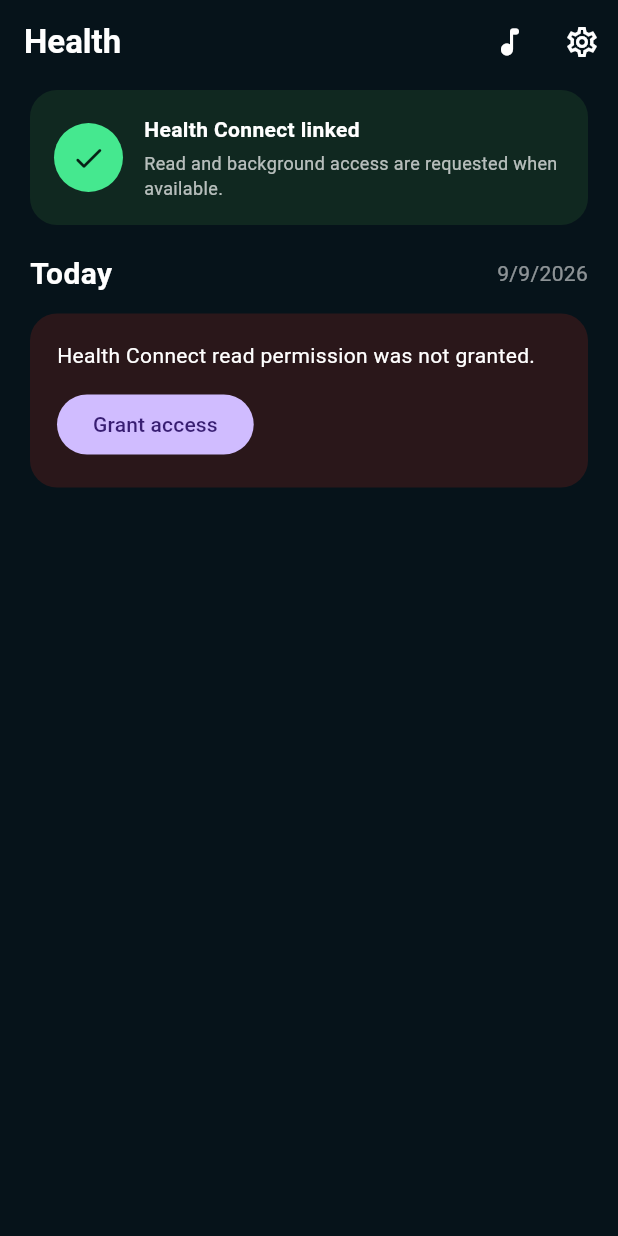
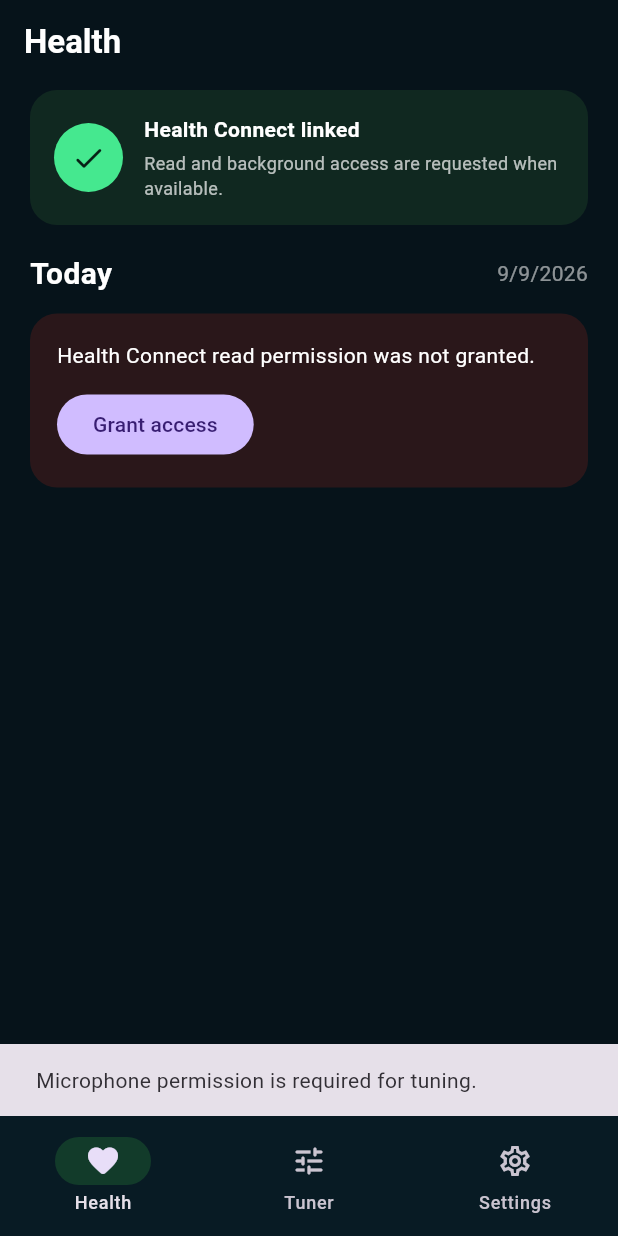
Before and after one commit to sirishdasari/central_app_health, a Flutter app: the HealthScreen screen opened directly, on a phone screen of 412 x 824 dp. Run offline on Flutter 3.47's test engine with Material 3 defaults, Android fonts, the phone set to English and light mode, and no system bars; our stand-ins replace appwrite, audioplayers, flutter_blue_plus, permission_handler; missing offline and left inert: health, record, workmanager; statements that could not run were skipped.

Commit message:
Replace Health action buttons with Health Tuner Settings tabs

```diff
--- a/lib/health/health_screen.dart
+++ b/lib/health/health_screen.dart
@@ -2,7 +2,7 @@
 import '../appwrite_health_service.dart';
 import 'health_service.dart';
 import '../auth_service.dart';
-import '../guitar_practice_screen.dart';
+import '../guitar_tuner.dart';
 
 class HealthScreen extends StatefulWidget {
   const HealthScreen({super.key, this.onLoggedOut});
@@ -17,6 +17,7 @@
   bool loading = true;
   bool syncing = false;
   String? error;
+  int _tab = 0;
 
   @override void initState() { super.initState(); _load(); }
 
@@ -49,7 +50,7 @@
     }
   }
 
-  @override Widget build(BuildContext context) {
+  Widget _healthView(BuildContext context) {
     final s = summary;
     final steps = s?.steps ?? 0;
     final progress = (steps / 10000).clamp(0.0, 1.0);
@@ -59,9 +60,6 @@
         backgroundColor: Colors.transparent,
         foregroundColor: Colors.white,
         title: const Text('Health', style: TextStyle(fontWeight: FontWeight.w700)),
-        actions: [
-          IconButton(icon: const Icon(Icons.music_note_rounded), tooltip: 'Guitar Practice', onPressed: () => Navigator.push(context, MaterialPageRoute(builder: (_) => const GuitarPracticeScreen()))),
-          IconButton(icon: const Icon(Icons.settings_outlined), onPressed: () => Navigator.push(context, MaterialPageRoute(builder: (_) => SyncSettingsScreen(onLoggedOut: widget.onLoggedOut))))],
       ),
       body: RefreshIndicator(
         onRefresh: _load,
@@ -95,6 +93,43 @@
             OutlinedButton.icon(onPressed: () => Navigator.push(context, MaterialPageRoute(builder: (_) => ActivityDetailsScreen(summary: s!))), icon: const Icon(Icons.insights_rounded), label: const Text('View activity details')),
           ],
         ]),
+      ),
+    );
+  }
+
+  @override Widget build(BuildContext context) {
+    return Scaffold(
+      backgroundColor: const Color(0xFF06131A),
+      body: IndexedStack(
+        index: _tab,
+        children: [
+          _healthView(context),
+          const GuitarTunerSheet(embedded: true),
+          SyncSettingsScreen(onLoggedOut: widget.onLoggedOut),
+        ],
+      ),
+      bottomNavigationBar: NavigationBar(
+        selectedIndex: _tab,
+        onDestinationSelected: (index) => setState(() => _tab = index),
+        backgroundColor: const Color(0xFF081B24),
+        indicatorColor: const Color(0xFF123B2A),
+        destinations: const [
+          NavigationDestination(
+            icon: Icon(Icons.favorite_outline_rounded),
+            selectedIcon: Icon(Icons.favorite_rounded),
+            label: 'Health',
+          ),
+          NavigationDestination(
+            icon: Icon(Icons.tune_rounded),
+            selectedIcon: Icon(Icons.tune_rounded),
+            label: 'Tuner',
+          ),
+          NavigationDestination(
+            icon: Icon(Icons.settings_outlined),
+            selectedIcon: Icon(Icons.settings_rounded),
+            label: 'Settings',
+          ),
+        ],
       ),
     );
   }
```
